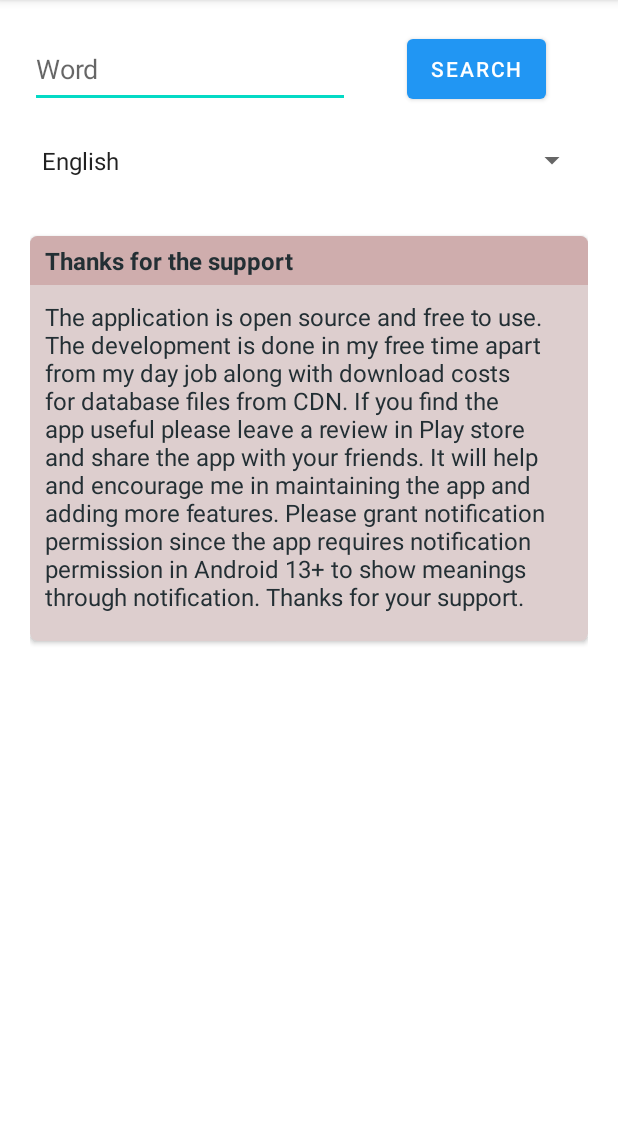
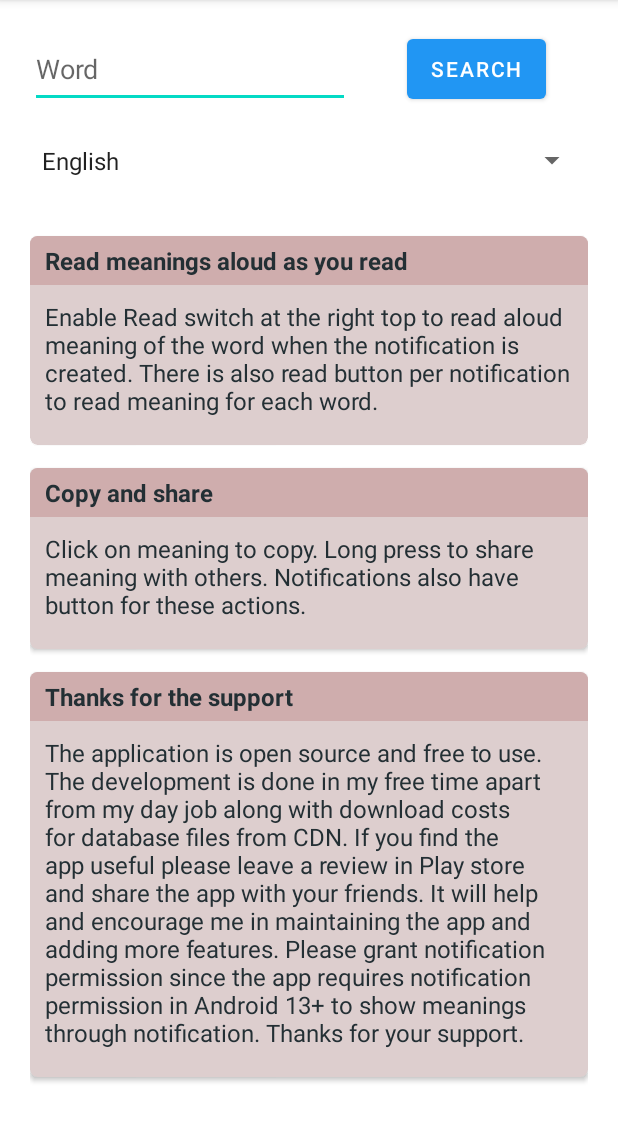
Before and after one commit to tirkarthi/NotificationDictionary, an Android app: the screen it shows after launch (MainActivity), on a phone screen of 412 x 824 dp, the part 84-1226 px from its top. Run offline under Robolectric (Android 15) with nearby library versions, the phone set to English and light mode, and no system bars; our stand-ins replace Room's generated code; libraries missing offline, so code that uses them is left out: com.huxq17.download, com.mikepenz.aboutlibraries, com.suddenh4x.ratingdialog, de.cketti.library, io.sentry; 3 statements that could not run were skipped.

Commit message:
Add features to home page.

```diff
--- a/app/src/main/java/com/xtreak/notificationdictionary/MainActivity.kt
+++ b/app/src/main/java/com/xtreak/notificationdictionary/MainActivity.kt
@@ -137,6 +137,22 @@ class MainActivity : AppCompatActivity() {
                     Word(
                         1,
                         "",
+                        "Read meanings aloud as you read",
+                        1,
+                        1,
+                        """Enable Read switch at the right top to read aloud meaning of the word when the notification is created. There is also read button per notification to read meaning for each word."""
+                    ),
+                    Word(
+                        1,
+                        "",
+                        "Copy and share",
+                        1,
+                        1,
+                        """Click on meaning to copy. Long press to share meaning with others. Notifications also have button for these actions."""
+                    ),
+                    Word(
+                        1,
+                        "",
                         "Thanks for the support",
                         1,
                         1,
@@ -149,7 +165,7 @@ class MainActivity : AppCompatActivity() {
                                 Android 13+ to show meanings through notification.
                                 Thanks for your support.
                                 """
-                    )
+                    ),
                 ), this
             )
         mRecyclerView.adapter = mListadapter
--- a/app/src/main/java/com/xtreak/notificationdictionary/ProcessTextActivity.kt
+++ b/app/src/main/java/com/xtreak/notificationdictionary/ProcessTextActivity.kt
@@ -94,7 +94,7 @@ open class ProcessIntentActivity : AppCompatActivity() {
             .setDefaults(NotificationCompat.DEFAULT_ALL)
             .setSound(null) // sound is set null but still the notification importance level seems to trigger sound
             .setAutoCancel(true)
-            .setTimeoutAfter(NOTIFICATION_TIMEOUT)
+            .setTimeoutAfter(NOTIFICATION_TIMEOUT.toLong())
 
         if (definition != "No meaning found") {
             addCopyButton(word, definition, context, builder)
@@ -118,7 +118,6 @@ open class ProcessIntentActivity : AppCompatActivity() {
         } else {
             PendingIntent.FLAG_CANCEL_CURRENT
         }
-        Sentry.captureMessage("Process text event")
         val pendingIntent = stack.getPendingIntent(0, flags)
 
         builder.setContentIntent(pendingIntent)
@@ -133,6 +132,7 @@ open class ProcessIntentActivity : AppCompatActivity() {
             false
         )
 
+        Sentry.captureMessage("Process text event. Read definition : $read_definition")
         if (read_definition) {
             TTSOnInitListener(word, definition, context)
         }
```
